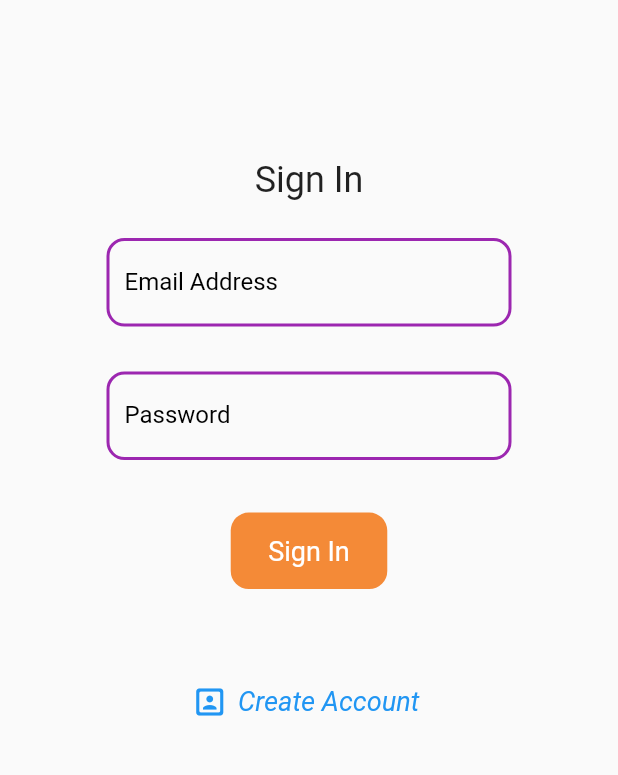
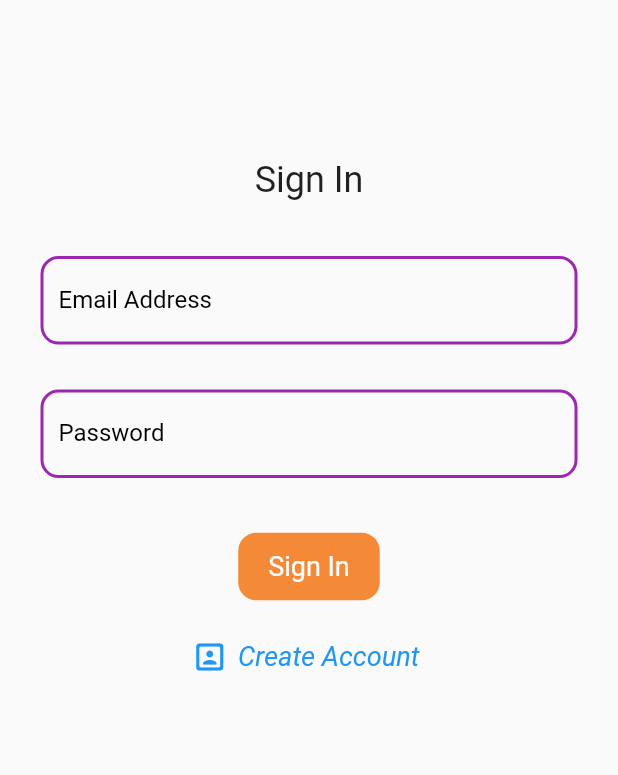
Before and after one commit to sofiyafaqiri/booktracker, a Flutter app: the screen it shows after launch, on a phone screen of 412 x 824 dp, the part 313-1088 px from its top. Run offline on Flutter 3.47's test engine with Material 2 defaults, Android fonts, the phone set to English and light mode, and no system bars; our stand-ins replace cloud_firestore, firebase_auth, firebase_core, flutter_rating_bar; accounts and stored records are empty.

```diff
--- a/lib/components/create_profile.dart
+++ b/lib/components/create_profile.dart
@@ -24,7 +24,7 @@ Widget createProfileDialog(
           mainAxisAlignment: MainAxisAlignment.center,
           children: [
             CircleAvatar(
-              backgroundColor: Colors.transparent,
+              backgroundColor: Colors.black26,
               backgroundImage: NetworkImage(curUser.avatarUrl == null
                   ? 'https://i.pravatar.cc/300'
                   : curUser.avatarUrl),
--- a/lib/components/fab.dart
+++ b/lib/components/fab.dart
@@ -18,7 +18,7 @@ class FAB extends StatelessWidget {
             ));
       },
       backgroundColor: kIconColor,
-      child: const Icon(Icons.add),
+      child: const Icon(Icons.search),
     );
   }
 }
--- a/lib/components/main_appbar.dart
+++ b/lib/components/main_appbar.dart
@@ -43,7 +43,7 @@ class MainAppbar extends StatelessWidget with PreferredSizeWidget {
             radius: 22,
             backgroundImage:
                 NetworkImage(curUser.avatarUrl ?? 'http://i.pravatar.cc/300'),
-            backgroundColor: Colors.white,
+            backgroundColor: Colors.black26,
           ),
           onTap: () {
             showDialog(
--- a/lib/components/update_user_profile.dart
+++ b/lib/components/update_user_profile.dart
@@ -101,7 +101,7 @@ class UpdateUserProfile extends StatelessWidget {
                     userChangedQuote;
 
                 if (userNeedUpdate) {
-                  print('Updating...');
+                  print('Updating... ${user.id}');
                   FirebaseFirestore.instance
                       .collection('users')
                       .doc(user.id)
--- a/lib/main.dart
+++ b/lib/main.dart
@@ -34,9 +34,6 @@ class MyApp extends StatelessWidget {
       child: MaterialApp(
         debugShowCheckedModeBanner: false,
         title: 'BookTracker',
-        theme: ThemeData(
-          primarySwatch: Colors.blue,
-        ),
         routes: {
           '/': (context) => LoginPage(),
           '/main': (context) => MainScreenPage(),
--- a/lib/screens/login_screen.dart
+++ b/lib/screens/login_screen.dart
@@ -46,9 +46,11 @@ class _LoginPageState extends State<LoginPage> {
             flex: 3,
             child: Column(
               children: [
-                SizedBox(
-                    width: 300,
-                    height: 300,
+                Container(
+                  padding: EdgeInsets.all(12),
+                  child: Expanded(
+                      // width: 300,
+                      // height: 300,
                       child: isCreateAccountClicked != true
                           ? LoginForm(
                               formKey: _formKey,
@@ -58,6 +60,7 @@ class _LoginPageState extends State<LoginPage> {
                               formKey: _formKey,
                               emailTextController: _emailTextController,
                               passwordTextController: _passwordTextController)),
+                ),
                 TextButton.icon(
                   icon: const Icon(Icons.portrait_rounded),
                   style: TextButton.styleFrom(
--- a/lib/utilities/constant.dart
+++ b/lib/utilities/constant.dart
@@ -24,7 +24,7 @@ const kLightPurple = Color(0xBA68C8d4);
 final kShadowColor = Color(0xFFD3D3D3).withOpacity(.84);
 
 var kLoginButtonStyle = TextButton.styleFrom(
-    padding: const EdgeInsets.symmetric(horizontal: 25, vertical: 15),
+    padding: const EdgeInsets.symmetric(horizontal: 20, vertical: 12),
     shape: RoundedRectangleBorder(borderRadius: BorderRadius.circular(12)),
     backgroundColor: kIconColor,
     textStyle: const TextStyle(fontSize: 18));
```
Also changed, not shown: lib/components/reading_list_card.dart (+8 -5 lines), lib/screens/main_screen.dart (+4 -3 lines), 1 other file. Lines whose indentation alone changed are shown as unchanged.
